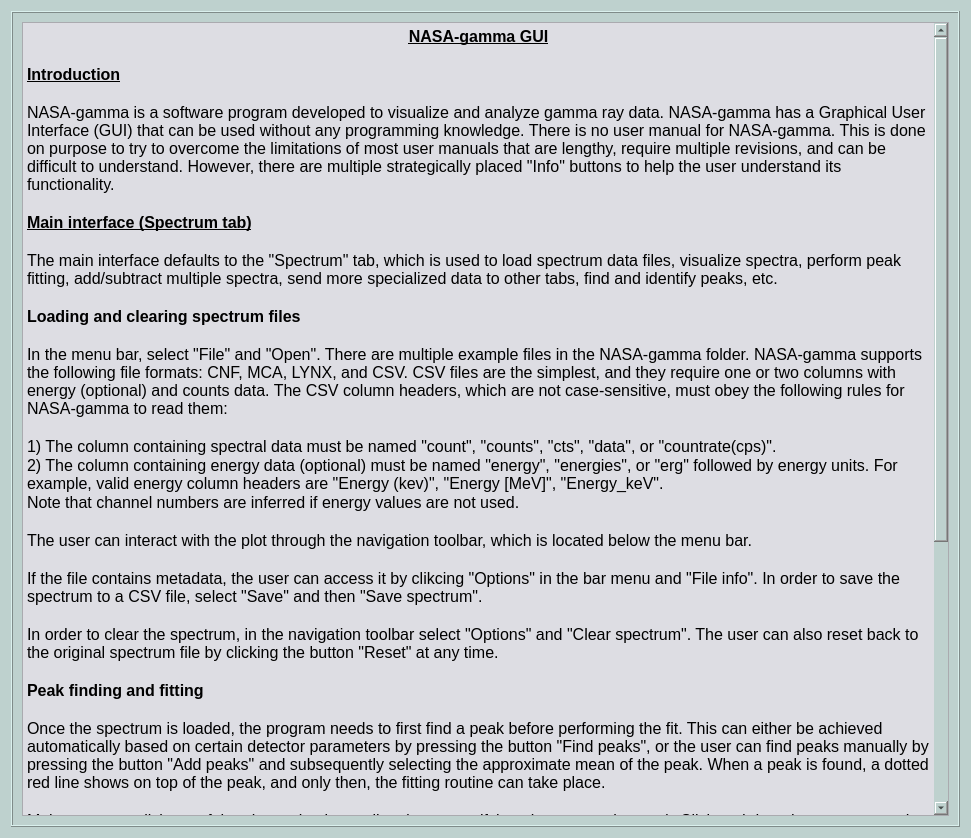
The window that wara/ui/win_info_main.ui (NASA-Planetary-Science/wara) describes before a commit, drawn with Qt 5.
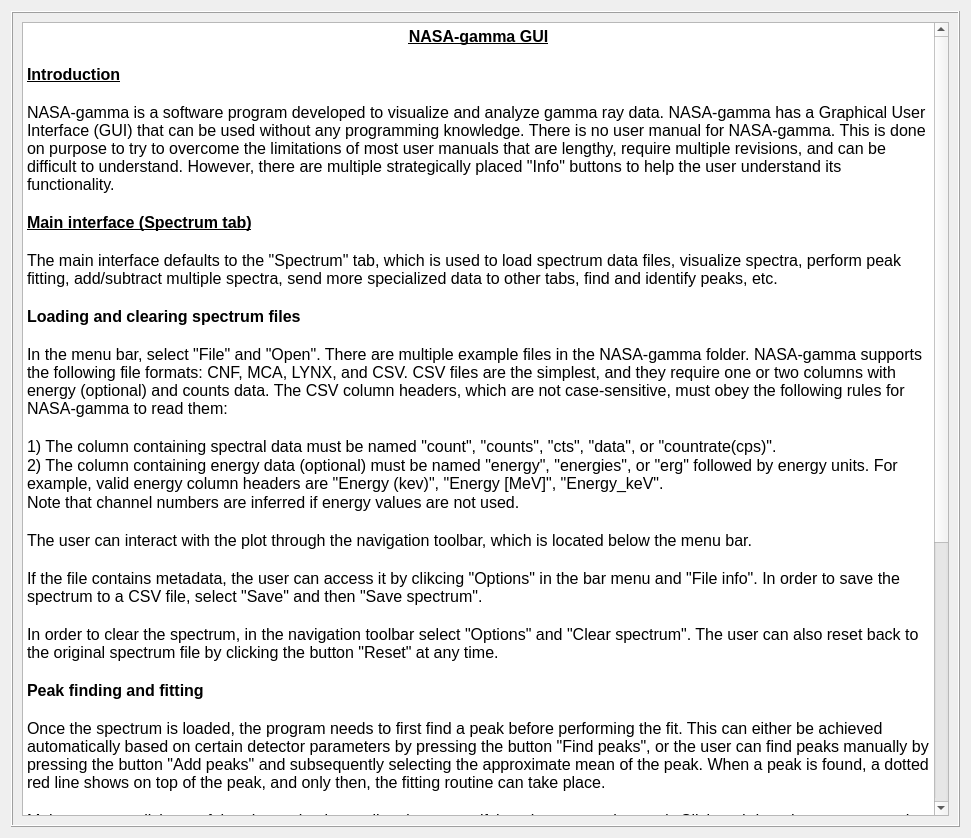
The same window after the commit.

Commit message: Add dark color theme to GUI display

The edit to the form file:
```diff
--- a/wara/ui/win_info_main.ui
+++ b/wara/ui/win_info_main.ui
@@ -13,10 +13,6 @@
   <property name="windowTitle">
    <string>Dialog</string>
   </property>
-  <property name="styleSheet">
-   <string notr="true">background-color: rgb(190, 209, 206);
-</string>
-  </property>
   <layout class="QGridLayout" name="gridLayout">
    <item row="0" column="0">
     <widget class="QFrame" name="frame">
@@ -29,9 +25,6 @@
      <layout class="QGridLayout" name="gridLayout_2">
       <item row="0" column="0">
        <widget class="QTextBrowser" name="textBrowser">
-        <property name="styleSheet">
-         <string notr="true">background-color: rgb(221, 221, 227);</string>
-        </property>
         <property name="html">
          <string>&lt;!DOCTYPE HTML PUBLIC &quot;-//W3C//DTD HTML 4.0//EN&quot; &quot;http://www.w3.org/TR/REC-html40/strict.dtd&quot;&gt;
 &lt;html&gt;&lt;head&gt;&lt;meta name=&quot;qrichtext&quot; content=&quot;1&quot; /&gt;&lt;style type=&quot;text/css&quot;&gt;
```
The commit also changes 28 other files.
